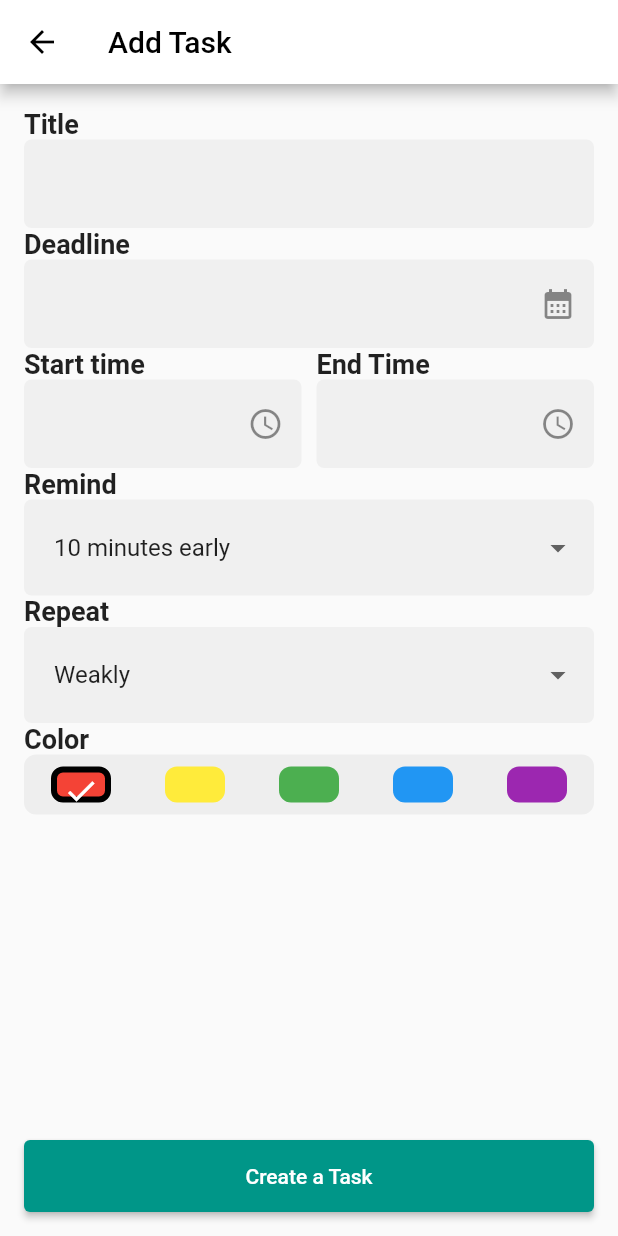
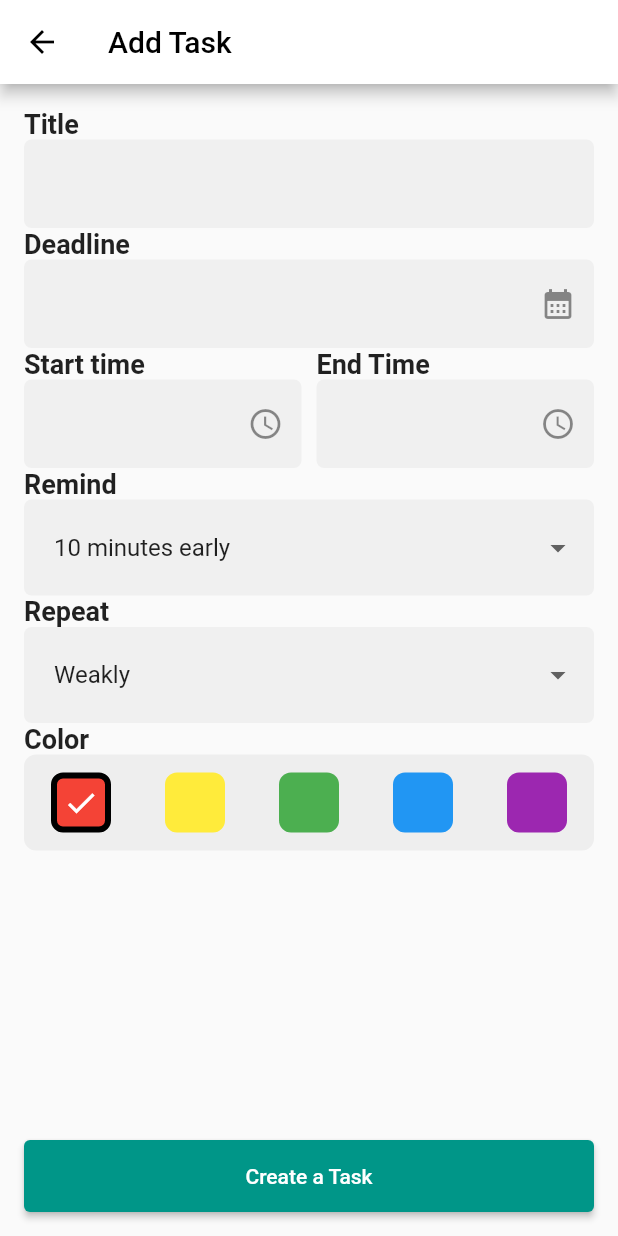
Before and after one commit to mfnintd/Flutter_HIT, a Flutter app: the screen it shows after launch, after a tap on "Add a task", on a phone screen of 412 x 824 dp. Run offline on Flutter 3.47's test engine with Material 2 defaults, Android fonts, the light colour scheme and no system bars.

Commit message:
'fix_color_select_and_keyboard'

```diff
--- a/test1/lib/add_task.dart
+++ b/test1/lib/add_task.dart
@@ -49,7 +49,8 @@ class _AddTaskScreenState extends State<AddTaskScreen> {
           backgroundColor: Colors.white,
           foregroundColor: Colors.black,
         ),
-        body: Container(
+        body: SingleChildScrollView(
+          child: Container(
             margin: const EdgeInsets.all(16),
             child: Column(
               crossAxisAlignment: CrossAxisAlignment.start,
@@ -209,7 +210,8 @@ class _AddTaskScreenState extends State<AddTaskScreen> {
                                     Icons.schedule,
                                   ),
                                   onPressed: () async {
-                                  TimeOfDay? newEndTime = await showTimePicker(
+                                    TimeOfDay? newEndTime =
+                                        await showTimePicker(
                                       context: context,
                                       initialTime: TimeOfDay.now(),
                                     );
@@ -315,7 +317,7 @@ class _AddTaskScreenState extends State<AddTaskScreen> {
                   ),
                 ),
                 Container(
-                height: 40,
+                  height: 64,
                   decoration: BoxDecoration(
                     color: Colors.grey[200],
                     borderRadius: BorderRadius.circular(8),
@@ -323,39 +325,12 @@ class _AddTaskScreenState extends State<AddTaskScreen> {
                   child: Row(
                     mainAxisAlignment: MainAxisAlignment.spaceAround,
                     children: [
-                    for (Color color in colorItems)
-                      TextButton(
-                        onPressed: () {
-                          setState(() {
-                            selectedColor = color;
-                          });
-                        },
-                        child: Container(
-                          height: 40,
-                          width: 40,
-                          alignment: Alignment.center,
-                          decoration: BoxDecoration(
-                            color: color,
-                            borderRadius: BorderRadius.circular(8),
-                            border: Border.all(
-                              color: color == selectedColor
-                                  ? Colors.black
-                                  : Colors.transparent,
-                              width: 4,
-                            ),
-                          ),
-                          child: Icon(
-                            Icons.check,
-                            color: color == selectedColor
-                                ? Colors.white
-                                : Colors.transparent,
-                          ),
-                        ),
-                      ),
+                      for (Color color in colorItems) _colorSelectButton(color),
                     ],
                   ),
                 )
               ],
+            ),
           ),
         ),
         bottomNavigationBar: Container(
@@ -395,4 +370,31 @@ class _AddTaskScreenState extends State<AddTaskScreen> {
       ),
     );
   }
+
+  TextButton _colorSelectButton(Color color) {
+    return TextButton(
+      onPressed: () {
+        setState(() {
+          selectedColor = color;
+        });
+      },
+      child: Container(
+        height: 40,
+        width: 40,
+        alignment: Alignment.center,
+        decoration: BoxDecoration(
+          color: color,
+          borderRadius: BorderRadius.circular(8),
+          border: Border.all(
+            color: color == selectedColor ? Colors.black : Colors.transparent,
+            width: 4,
+          ),
+        ),
+        child: Icon(
+          Icons.check,
+          color: color == selectedColor ? Colors.white : Colors.transparent,
+        ),
+      ),
+    );
   }
+}
```
Lines whose indentation alone changed are shown as unchanged.
